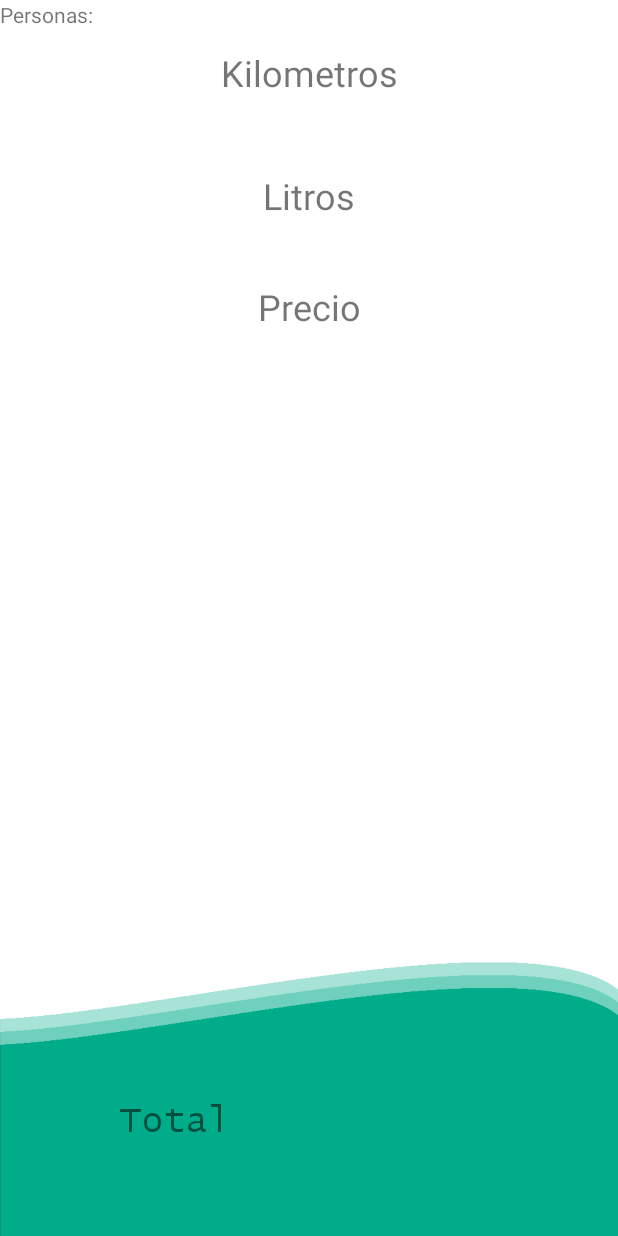
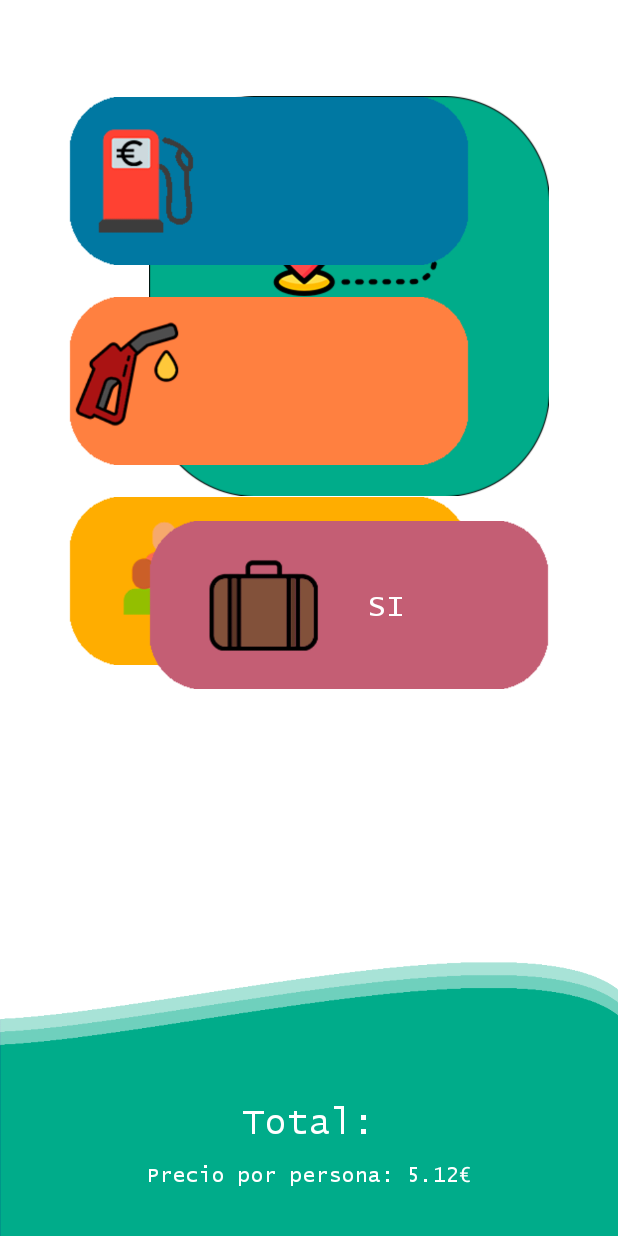
Before and after one commit to SrLario/organify, an Android app: the FinalGasolineCostScreen screen opened directly, with no data from a screen before it, on a phone screen of 412 x 824 dp. Run offline under Robolectric (Android 15) with nearby library versions, the phone set to English and light mode, and no system bars; 11 statements that could not run were skipped.

Commit message:
Final screen design

```diff
--- a/Organify/app/src/main/res/layout/activity_final_gasoline_cost_screen.xml
+++ b/Organify/app/src/main/res/layout/activity_final_gasoline_cost_screen.xml
@@ -7,80 +7,166 @@
     android:background="?attr/background_image_3"
     tools:context=".FinalGasolineCostScreen">
 
-    <TextView
-        android:id="@+id/title_km"
-        android:layout_width="wrap_content"
-        android:layout_height="wrap_content"
-        android:layout_marginTop="32dp"
-        android:text="Kilometros"
-        android:textSize="24sp"
+    //KM Image
+
+    <ImageView
+        android:id="@+id/img_km"
+        android:layout_width="400px"
+        android:layout_height="400px"
+        android:layout_marginTop="64dp"
+        android:layout_marginEnd="46dp"
+        android:layout_marginRight="46dp"
         app:layout_constraintEnd_toEndOf="parent"
-        app:layout_constraintStart_toStartOf="parent"
-        app:layout_constraintTop_toTopOf="parent" />
+        app:layout_constraintTop_toTopOf="parent"
+        app:srcCompat="@drawable/info_km" />
+    //KM description
 
     <TextView
         android:id="@+id/km"
         android:layout_width="57dp"
         android:layout_height="17dp"
-        android:layout_marginTop="16dp"
+        android:layout_marginBottom="35dp"
+        android:fontFamily="@font/lucida_console"
         android:text="TextView"
-        app:layout_constraintEnd_toEndOf="parent"
+        android:textColor="?attr/text_color_reverse"
+        android:textSize="22dp"
+        app:layout_constraintBottom_toBottomOf="@+id/img_km"
+        app:layout_constraintEnd_toEndOf="@+id/img_km"
+        app:layout_constraintStart_toStartOf="@+id/img_km" />
+
+
+    //PRECIO image
+
+    <ImageView
+        android:id="@+id/imageView2"
+        android:layout_width="400px"
+        android:layout_height="170px"
+        android:layout_marginStart="46dp"
+        android:layout_marginLeft="46dp"
+        android:layout_marginTop="64dp"
         app:layout_constraintStart_toStartOf="parent"
-        app:layout_constraintTop_toBottomOf="@+id/title_km" />
+        app:layout_constraintTop_toTopOf="parent"
+        app:srcCompat="@drawable/info_costfuel" />
+    //PRECIO description
 
     <TextView
-        android:id="@+id/title_l"
-        android:layout_width="wrap_content"
-        android:layout_height="wrap_content"
-        android:layout_marginTop="16dp"
-        android:text="Litros"
-        android:textSize="24sp"
-        app:layout_constraintEnd_toEndOf="parent"
+        android:id="@+id/price"
+        android:layout_width="74dp"
+        android:layout_height="17dp"
+        android:layout_marginStart="35dp"
+        android:layout_marginLeft="35dp"
+        android:fontFamily="@font/lucida_console"
+        android:text="TextView"
+        android:textColor="?attr/text_color_reverse"
+        android:textSize="20dp"
+        app:layout_constraintBottom_toBottomOf="@+id/imageView2"
+        app:layout_constraintEnd_toEndOf="@+id/imageView2"
+        app:layout_constraintStart_toStartOf="@+id/imageView2"
+        app:layout_constraintTop_toTopOf="@+id/imageView2" />
+
+
+    //LITROS image
+
+    <ImageView
+        android:id="@+id/imageView3"
+        android:layout_width="400px"
+        android:layout_height="170px"
+        android:layout_marginStart="46dp"
+        android:layout_marginLeft="46dp"
+        android:layout_marginTop="20dp"
         app:layout_constraintStart_toStartOf="parent"
-        app:layout_constraintTop_toBottomOf="@+id/km" />
+        app:layout_constraintTop_toBottomOf="@+id/imageView2"
+        app:srcCompat="@drawable/info_l" />
+    //LITROS description
 
     <TextView
         android:id="@+id/l"
-        android:layout_width="57dp"
+        android:layout_width="74dp"
         android:layout_height="17dp"
-        android:layout_marginTop="8dp"
+        android:layout_marginStart="20dp"
+        android:layout_marginLeft="20dp"
+        android:fontFamily="@font/lucida_console"
         android:text="TextView"
-        app:layout_constraintEnd_toEndOf="parent"
-        app:layout_constraintStart_toStartOf="parent"
-        app:layout_constraintTop_toBottomOf="@+id/title_l" />
-
-    <TextView
-        android:id="@+id/title_price"
-        android:layout_width="wrap_content"
-        android:layout_height="wrap_content"
-        android:layout_marginTop="16dp"
-        android:text="Precio"
-        android:textSize="24sp"
-        app:layout_constraintEnd_toEndOf="parent"
-        app:layout_constraintStart_toStartOf="parent"
-        app:layout_constraintTop_toBottomOf="@+id/l" />
-
-    <TextView
-        android:id="@+id/price"
-        android:layout_width="57dp"
-        android:layout_height="17dp"
-        android:layout_marginTop="8dp"
-        android:text="TextView"/>
+        android:textColor="?attr/text_color_reverse"
+        android:textSize="20dp"
+        app:layout_constraintBottom_toBottomOf="@+id/imageView3"
+        app:layout_constraintEnd_toEndOf="@+id/imageView3"
+        app:layout_constraintStart_toStartOf="@+id/imageView3"
+        app:layout_constraintTop_toTopOf="@+id/imageView3" />
 
 
-    <TextView
-        android:id="@+id/title_people"
-        android:layout_width="wrap_content"
-        android:layout_height="wrap_content"
-        android:layout_marginTop="24dp"
-        android:text="Personas:"/>
+    //PEOPLE image
+
+    <ImageView
+        android:id="@+id/imageView4"
+        android:layout_width="400px"
+        android:layout_height="170px"
+        android:layout_marginStart="46dp"
+        android:layout_marginLeft="46dp"
+        android:layout_marginTop="20dp"
+        app:layout_constraintStart_toStartOf="parent"
+        app:layout_constraintTop_toBottomOf="@+id/imageView3"
+        app:srcCompat="@drawable/info_people" />
+    //PEOPLE description
 
     <TextView
         android:id="@+id/people"
-        android:layout_width="wrap_content"
-        android:layout_height="wrap_content"
-        android:text="TextView"/>
+        android:layout_width="25dp"
+        android:layout_height="17dp"
+        android:layout_marginStart="50dp"
+        android:layout_marginLeft="50dp"
+        android:fontFamily="@font/lucida_console"
+        android:text="TextView"
+        android:textColor="?attr/text_color_reverse"
+        android:textSize="20dp"
+        app:layout_constraintBottom_toBottomOf="@+id/imageView4"
+        app:layout_constraintEnd_toEndOf="@+id/imageView4"
+        app:layout_constraintStart_toStartOf="@+id/imageView4"
+        app:layout_constraintTop_toTopOf="@+id/imageView4" />
 
+    //EQUIPAJE image
+
+    <ImageView
+        android:id="@+id/imageView5"
+        android:layout_width="400px"
+        android:layout_height="170px"
+        android:layout_marginTop="16dp"
+        android:layout_marginEnd="46dp"
+        android:layout_marginRight="46dp"
+        app:layout_constraintEnd_toEndOf="parent"
+        app:layout_constraintTop_toBottomOf="@+id/img_km"
+        app:srcCompat="@drawable/info_suitcase" />
+    //EQUIPAJE description
+
+    <TextView
+        android:id="@+id/text_equipaje"
+        android:layout_width="25dp"
+        android:layout_height="17dp"
+        android:layout_marginStart="50dp"
+        android:layout_marginLeft="50dp"
+        android:fontFamily="@font/lucida_console"
+        android:text="SI"
+        android:textColor="?attr/text_color_reverse"
+        android:textSize="20dp"
+        app:layout_constraintBottom_toBottomOf="@+id/imageView5"
+        app:layout_constraintEnd_toEndOf="@+id/imageView5"
+        app:layout_constraintStart_toStartOf="@+id/imageView5"
+        app:layout_constraintTop_toTopOf="@+id/imageView5" />
+
+    //TOTAL
+
+    <LinearLayout
+        android:id="@+id/linearLayout2"
+        android:layout_width="match_parent"
+        android:layout_height="80dp"
+        android:layout_marginBottom="16dp"
+
+        android:gravity="center_horizontal"
+        android:orientation="horizontal"
+        app:layout_constraintBottom_toBottomOf="parent"
+        app:layout_constraintEnd_toEndOf="parent"
+        app:layout_constraintHorizontal_bias="0.0"
+        app:layout_constraintStart_toStartOf="parent">
 
         //TOTAL title
 
@@ -88,13 +174,13 @@
             android:id="@+id/title_total"
             android:layout_width="wrap_content"
             android:layout_height="wrap_content"
-        android:layout_marginStart="80dp"
-        android:layout_marginLeft="80dp"
-        android:layout_marginBottom="64dp"
-        android:text="Total"
+            android:layout_marginBottom="50dp"
             android:fontFamily="@font/lucida_console"
+            android:text="Total:"
+            android:textColor="?attr/text_color_reverse"
             android:textSize="24sp"
             app:layout_constraintBottom_toBottomOf="parent"
+            app:layout_constraintEnd_toStartOf="@+id/total"
             app:layout_constraintStart_toStartOf="parent" />
         //TOTAL descripton
 
@@ -102,12 +188,35 @@
             android:id="@+id/total"
             android:layout_width="wrap_content"
             android:layout_height="wrap_content"
-        android:layout_marginEnd="80dp"
-        android:layout_marginRight="80dp"
-        android:layout_marginBottom="64dp"
+            android:layout_marginBottom="50dp"
             android:fontFamily="@font/lucida_console"
             android:text="TextView"
-        android:textSize="24sp"
+            android:textColor="?attr/text_color_reverse"
+            android:textSize="35sp"
             app:layout_constraintBottom_toBottomOf="parent"
-        app:layout_constraintEnd_toEndOf="parent" />
+            app:layout_constraintEnd_toEndOf="parent"
+            app:layout_constraintStart_toEndOf="@+id/title_total" />
+
+    </LinearLayout>
+
+    <LinearLayout
+        android:id="@+id/linearLayout3"
+        android:layout_width="match_parent"
+        android:layout_height="wrap_content"
+        android:layout_marginBottom="32dp"
+        android:gravity="center_horizontal"
+        android:orientation="horizontal"
+        app:layout_constraintBottom_toBottomOf="parent"
+        app:layout_constraintEnd_toEndOf="parent"
+        app:layout_constraintStart_toStartOf="parent">
+
+        <TextView
+            android:layout_width="wrap_content"
+            android:layout_height="wrap_content"
+            android:fontFamily="@font/lucida_console"
+            android:text="Precio por persona: 5.12€"
+            android:textColor="?attr/text_color_reverse"/>
+
+    </LinearLayout>
+
 </androidx.constraintlayout.widget.ConstraintLayout>
```
Also changed, not shown: Organify/app/src/main/res/drawable/info_costfuel.png (added), Organify/app/src/main/res/drawable/info_km.png (added), Organify/app/src/main/res/drawable/info_l.png (added), Organify/app/src/main/res/drawable/info_people.png (added), Organify/app/src/main/res/drawable/info_suitcase.png (added). Lines whose indentation alone changed are shown as unchanged.
